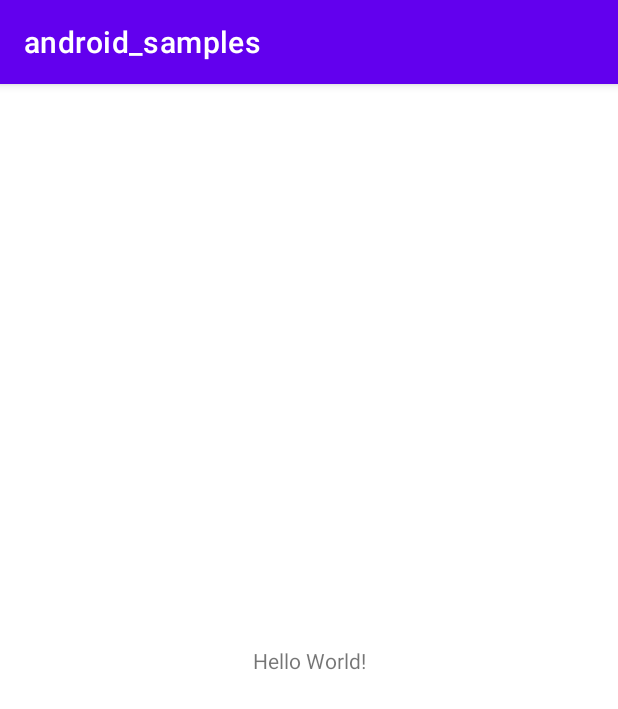
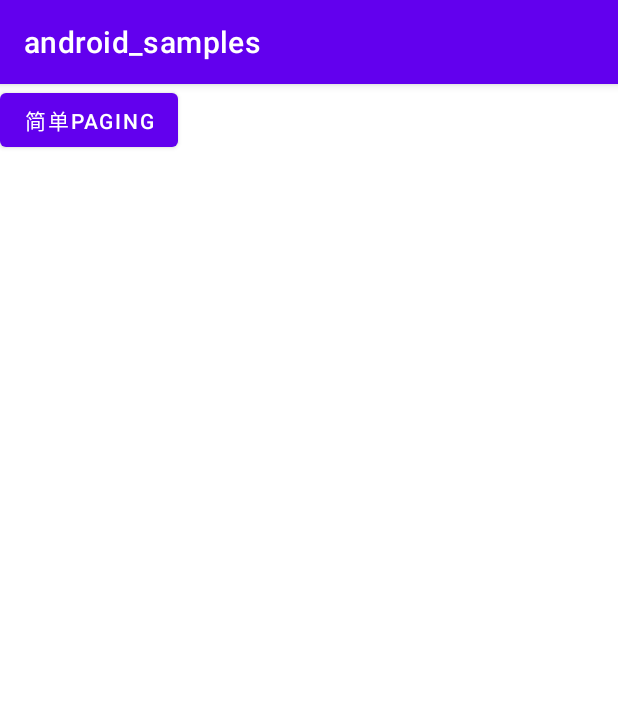
Before and after one commit to qifendev/android_samples, an Android app: the screen it shows after launch (MainActivity), on a phone screen of 412 x 824 dp. Shown: the top 709 px of the screen. Run offline under Robolectric (Android 15) with nearby library versions, the phone set to English and light mode, and no system bars; our stand-ins replace data binding; 4 statements that could not run were skipped.

Commit message:
simple recyclerview paging

```diff
--- a/app/build.gradle
+++ b/app/build.gradle
@@ -1,5 +1,6 @@
 plugins {
     id 'com.android.application'
+    id 'kotlin-android'
 }
 
 android {
@@ -47,6 +48,7 @@ dependencies {
     implementation 'androidx.appcompat:appcompat:1.2.0'
     implementation 'com.google.android.material:material:1.2.1'
     implementation 'androidx.constraintlayout:constraintlayout:2.0.4'
+    implementation "org.jetbrains.kotlin:kotlin-stdlib:$kotlin_version"
     testImplementation 'junit:junit:4.+'
     androidTestImplementation 'androidx.test.ext:junit:1.1.2'
     androidTestImplementation 'androidx.test.espresso:espresso-core:3.3.0'
--- a/app/src/main/AndroidManifest.xml
+++ b/app/src/main/AndroidManifest.xml
@@ -6,9 +6,11 @@
         android:allowBackup="true"
         android:icon="@mipmap/ic_launcher"
         android:label="@string/app_name"
+        android:name=".App"
         android:roundIcon="@mipmap/ic_launcher_round"
         android:supportsRtl="true"
         android:theme="@style/Theme.Android_samples">
+        <activity android:name=".SimplePagingActivity"></activity>
         <activity android:name=".MainActivity">
             <intent-filter>
                 <action android:name="android.intent.action.MAIN" />
--- /dev/null
+++ b/app/src/main/java/site/qifen/android_samples/App.java
@@ -0,0 +1,19 @@
+package site.qifen.android_samples;
+
+import android.app.Application;
+import android.content.Context;
+
+public class App extends Application {
+    static Context context;
+
+
+    @Override
+    public void onCreate() {
+        super.onCreate();
+        context = getApplicationContext();
+    }
+
+    public static synchronized Context getContext() {
+        return context;
+    }
+}
--- a/app/src/main/java/site/qifen/android_samples/MainActivity.java
+++ b/app/src/main/java/site/qifen/android_samples/MainActivity.java
@@ -1,9 +1,13 @@
 package site.qifen.android_samples;
 
 import androidx.appcompat.app.AppCompatActivity;
+import androidx.databinding.DataBindingUtil;
+import androidx.databinding.ViewDataBinding;
 
+import android.content.Intent;
 import android.os.Bundle;
-import android.widget.TextView;
+import android.view.View;
+import android.widget.Button;
 
 public class MainActivity extends AppCompatActivity {
 
@@ -15,11 +19,14 @@ public class MainActivity extends AppCompatActivity {
     @Override
     protected void onCreate(Bundle savedInstanceState) {
         super.onCreate(savedInstanceState);
-        setContentView(R.layout.activity_main);
-
-        // Example of a call to a native method
-        TextView tv = findViewById(R.id.sample_text);
-        tv.setText(stringFromJNI());
+        ViewDataBinding binding = DataBindingUtil.setContentView(this, R.layout.activity_main);
+        Button button = binding.getRoot().findViewById(R.id.sample_text);
+        button.setOnClickListener(new View.OnClickListener() {
+            @Override
+            public void onClick(View v) {
+                startActivity(new Intent(MainActivity.this, SimplePagingActivity.class));
+            }
+        });
 
     }
 
--- a/app/src/main/res/layout/activity_main.xml
+++ b/app/src/main/res/layout/activity_main.xml
@@ -1,19 +1,25 @@
 <?xml version="1.0" encoding="utf-8"?>
-<androidx.constraintlayout.widget.ConstraintLayout xmlns:android="http://schemas.android.com/apk/res/android"
+<layout xmlns:android="http://schemas.android.com/apk/res/android"
     xmlns:app="http://schemas.android.com/apk/res-auto"
-    xmlns:tools="http://schemas.android.com/tools"
+    xmlns:tools="http://schemas.android.com/tools">
+
+    <data>
+
+    </data>
+
+    <LinearLayout
         android:layout_width="match_parent"
         android:layout_height="match_parent"
+        android:orientation="vertical"
         tools:context=".MainActivity">
 
-    <TextView
+        <Button
             android:id="@+id/sample_text"
             android:layout_width="wrap_content"
             android:layout_height="wrap_content"
-        android:text="Hello World!"
-        app:layout_constraintBottom_toBottomOf="parent"
-        app:layout_constraintLeft_toLeftOf="parent"
-        app:layout_constraintRight_toRightOf="parent"
-        app:layout_constraintTop_toTopOf="parent" />
+            android:text="简单paging" />
 
-</androidx.constraintlayout.widget.ConstraintLayout>
+
+
+    </LinearLayout>
+</layout>
--- a/build.gradle
+++ b/build.gradle
@@ -1,5 +1,8 @@
 // Top-level build file where you can add configuration options common to all sub-projects/modules.
 buildscript {
+    ext {
+        kotlin_version = '1.4.21'
+    }
     repositories {
 
         maven { url 'http://maven.aliyun.com/nexus/content/repositories/google' }
@@ -11,6 +14,7 @@ buildscript {
     }
     dependencies {
         classpath "com.android.tools.build:gradle:4.1.2"
+        classpath "org.jetbrains.kotlin:kotlin-gradle-plugin:$kotlin_version"
 
         // NOTE: Do not place your application dependencies here; they belong
         // in the individual module build.gradle files
```
Also changed, not shown: app/src/main/java/site/qifen/android_samples/MyDb.java (added, +85 -0 lines), app/src/main/java/site/qifen/android_samples/SimplePagingActivity.java (added, +88 -0 lines), app/src/main/java/site/qifen/android_samples/SimplePagingAdapter.java (added, +58 -0 lines), app/src/main/res/layout/activity_simple_paging.xml (added, +37 -0 lines). Lines whose indentation alone changed are shown as unchanged.
